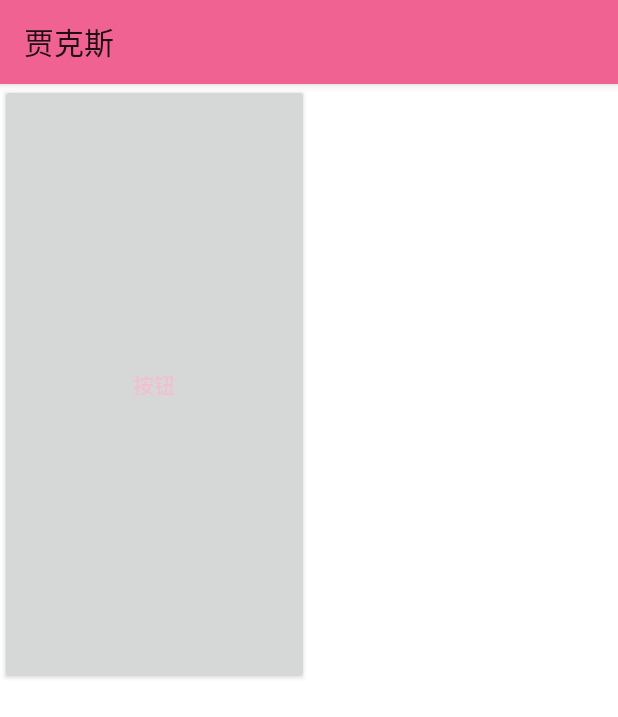
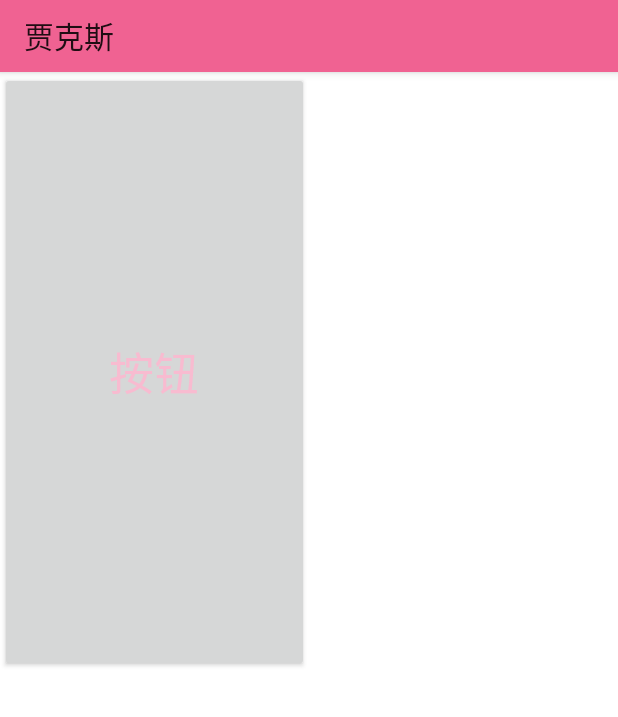
Before and after one commit to jaxwog/Learing, an Android app: the ScreenAdaptationActivity screen opened directly, with no data from a screen before it, on a phone screen of 412 x 824 dp. Shown: the top 717 px of the screen. Run offline under Robolectric (Android 15) with nearby library versions, the phone set to English and light mode, and no system bars; our stand-ins replace ButterKnife.

Commit message:
适配方案优化

```diff
--- a/app/src/main/java/com/love/jax/activity/MainActivity.java
+++ b/app/src/main/java/com/love/jax/activity/MainActivity.java
@@ -77,7 +77,7 @@ public class MainActivity extends BaseActivity {
         mStringList.addAll(Arrays.asList(mStrings));
         mEntityList = ListUtils.addLetter(mStringList);
         for (int i = 0; i < mEntityList.size(); i++) {
-            Logger.e("woge",mEntityList.get(i).getTitle());
+            Logger.e("wog",mEntityList.get(i).getTitle());
         }
 
 
--- a/app/src/main/java/com/love/jax/activity/ScreenAdaptationActivity.java
+++ b/app/src/main/java/com/love/jax/activity/ScreenAdaptationActivity.java
@@ -1,5 +1,7 @@
 package com.love.jax.activity;
 
+
+import android.view.View;
 
 import com.love.jax.R;
 import com.love.jax.utils.ConfigSet;
--- a/app/src/main/java/com/love/jax/utils/UIUitls.java
+++ b/app/src/main/java/com/love/jax/utils/UIUitls.java
@@ -1,10 +1,12 @@
 package com.love.jax.utils;
 
 import android.content.Context;
+import android.content.res.Resources;
 import android.util.DisplayMetrics;
 import android.view.WindowManager;
 
 import java.lang.reflect.Field;
+import java.lang.reflect.Method;
 
 /**
  * com.love.jax.utils
@@ -16,8 +18,8 @@ public class UIUitls {
     //反射系统组件信息
 private static final String DIMEN_CLASS = "com.android.internal.R$dimen";
 
-public static final float STANDARD_WIDTH = 720F;
-    public static final float STANDARD_HEIGHT = 1280F;
+public static final float STANDARD_WIDTH = 480F;
+    public static final float STANDARD_HEIGHT = 800F;
 
     public float displayMericsWidth;
     public float displayMericsHeight;
@@ -46,7 +48,11 @@ public static final float STANDARD_WIDTH = 720F;
 
             //得到系统通知栏高度
             int systemBarHeight = getStatusBarValue(context,"status_bar_height",48);
+            int navigationBarHeight = getNavigationBarHeight(context);
+
+
             Logger.i("wog","系统状态栏高度="+systemBarHeight);
+            Logger.i("wog","虚拟三大按键高度="+navigationBarHeight);
 
             if (metrics.widthPixels > metrics.heightPixels){
                 this.displayMericsHeight = metrics.widthPixels - systemBarHeight;
@@ -76,12 +82,60 @@ public static final float STANDARD_WIDTH = 720F;
             Object r = clazz.newInstance();
             Field field = clazz.getField(systemId);
             int x = (int) field.get(r);
-            Logger.i("woge","实际获取="+context.getResources().getDimensionPixelOffset(x));
+            Logger.i("wog","实际获取="+context.getResources().getDimensionPixelOffset(x));
             return context.getResources().getDimensionPixelOffset(x);
         } catch (Exception e) {
             return defValue;
         }
     }
 
+    /**
+     * 获取虚拟按键高度
+     *
+     * @param context
+     * @return
+     */
+    public static int getNavigationBarHeight(Context context) {
+        int navigationBarHeight = 0;
+        try {
+            Resources rs = context.getResources();
+            int id = rs.getIdentifier("navigation_bar_height", "dimen", "android");
+            if (id > 0 && checkDeviceHasNavigationBar(context)) {
+                navigationBarHeight = rs.getDimensionPixelSize(id);
+            }
+        } catch (Exception e) {
+        }
+        return navigationBarHeight;
+    }
+
+    /**
+     * 判断有没有虚拟按键
+     *
+     * @param context
+     * @return
+     */
+    public static boolean checkDeviceHasNavigationBar(Context context) {
+        boolean hasNavigationBar = false;
+        Resources rs = context.getResources();
+        int id = rs.getIdentifier("config_showNavigationBar", "bool", "android");
+        if (id > 0) {
+            hasNavigationBar = rs.getBoolean(id);
+        }
+        try {
+            Class systemPropertiesClass = Class.forName("android.os.SystemProperties");
+            Method m = systemPropertiesClass.getMethod("get", String.class);
+            String navBarOverride = (String) m.invoke(systemPropertiesClass, "qemu.hw.mainkeys");
+            if ("1".equals(navBarOverride)) {
+                hasNavigationBar = false;
+            } else if ("0".equals(navBarOverride)) {
+                hasNavigationBar = true;
+            }
+        } catch (Exception e) {
+        }
+
+        return hasNavigationBar;
+
+    }
+
 
 }
--- a/app/src/main/java/com/love/jax/view/AdapterRelLayout.java
+++ b/app/src/main/java/com/love/jax/view/AdapterRelLayout.java
@@ -7,6 +7,7 @@ import android.util.AttributeSet;
 import android.view.View;
 import android.widget.RelativeLayout;
 
+import com.love.jax.utils.Logger;
 import com.love.jax.utils.UIUitls;
 
 /**
@@ -33,7 +34,8 @@ public class AdapterRelLayout extends RelativeLayout {
         super(context, attrs, defStyleAttr, defStyleRes);
     }
 
-    static boolean isFlag = true;
+    boolean isFlag = true;
+    static int num = 1;
 
     @Override
     protected void onMeasure(int widthMeasureSpec, int heightMeasureSpec) {
@@ -52,6 +54,7 @@ public class AdapterRelLayout extends RelativeLayout {
                 layoutParams.bottomMargin = (int) (layoutParams.bottomMargin*scaleY);
 
             }
+            Logger.i("wog","我刷新的是第"+num);
             isFlag = false;
 
         }
--- a/app/src/main/res/layout/activity_screen_adaptation.xml
+++ b/app/src/main/res/layout/activity_screen_adaptation.xml
@@ -7,8 +7,9 @@
     tools:context=".activity.ScreenAdaptationActivity">
 
     <Button
-        android:layout_width="360px"
-        android:layout_height="640px"
+        android:layout_width="240px"
+        android:layout_height="400px"
+        android:textSize="@dimen/dimen_sp_30sp"
         android:text="按钮"
         android:layout_alignParentLeft="true"
         android:layout_alignParentTop="true"/>
--- a/app/src/main/res/values/styles.xml
+++ b/app/src/main/res/values/styles.xml
@@ -16,6 +16,8 @@ Base application theme, dependent on API level. This theme is replaced
 by AppBaseTheme from res/values-vXX/styles.xml on newer devices.
 -->
     <style name="AppBaseTheme" parent="Theme.AppCompat.Light">
+        <!--设置 actionbarsize大小-->
+        <item name="actionBarSize">48dip</item>
         <!--
             Theme customizations available in newer API levels can go in
             res/values-vXX/styles.xml, while customizations related to
```
